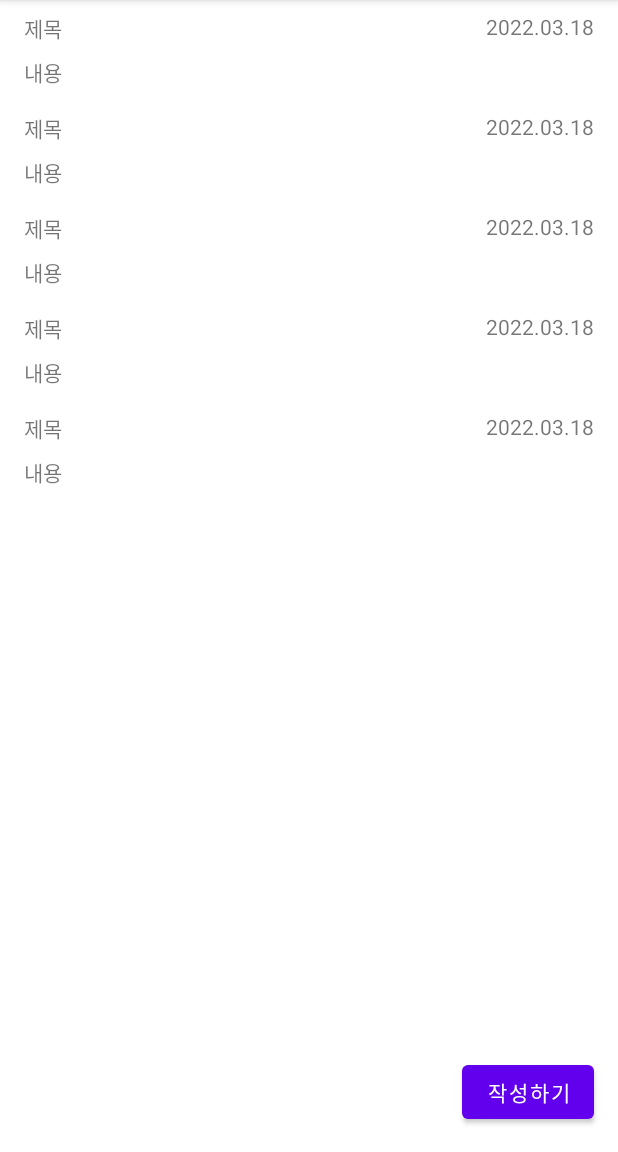
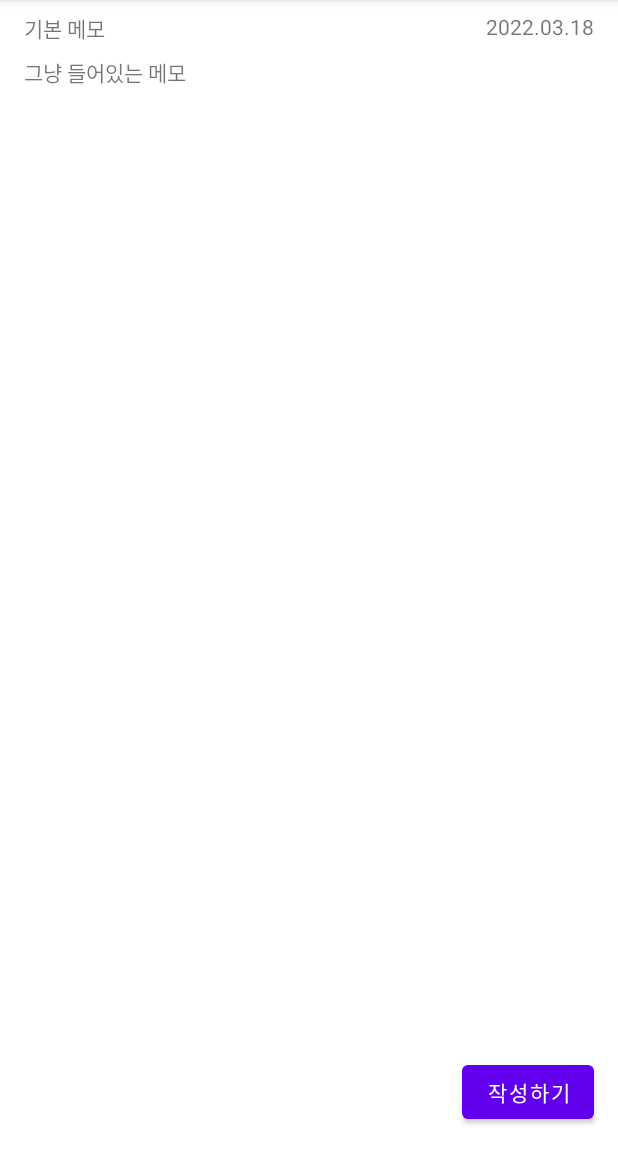
Before and after one commit to MalibinStudy/TryMVVM, an Android app: the screen it shows after launch (DiariesActivity), on a phone screen of 412 x 824 dp, the part 84-1236 px from its top. Run offline under Robolectric (Android 15) with nearby library versions, the phone set to English and light mode, and no system bars; our stand-ins replace data binding.

Commit message:
메모리디비 연동

```diff
--- /dev/null
+++ b/app/src/main/java/com/malibin/study/trying/mvvm/data/DiaryMemory.kt
@@ -0,0 +1,22 @@
+package com.malibin.study.trying.mvvm.data
+
+import com.malibin.study.trying.mvvm.domain.Diary
+import java.util.*
+
+object DiaryMemory {
+    private val diaries: MutableMap<String, Diary> = mutableMapOf(
+        "first" to Diary("first", "기본 메모", "그냥 들어있는 메모", Date())
+    )
+
+    fun saveDiary(diary: Diary) {
+        diaries[diary.id] = diary
+    }
+
+    fun getDiary(id: String): Diary {
+        return diaries[id] ?: error("cannot find diary id of $id")
+    }
+
+    fun getAllDiaries(): List<Diary> {
+        return diaries.map { it.value }
+    }
+}
--- a/app/src/main/java/com/malibin/study/trying/mvvm/presentation/diary/DiariesActivity.kt
+++ b/app/src/main/java/com/malibin/study/trying/mvvm/presentation/diary/DiariesActivity.kt
@@ -8,10 +8,10 @@ import androidx.activity.result.ActivityResult
 import androidx.activity.result.ActivityResultLauncher
 import androidx.activity.result.contract.ActivityResultContracts
 import androidx.appcompat.app.AppCompatActivity
+import com.malibin.study.trying.mvvm.data.DiaryMemory
 import com.malibin.study.trying.mvvm.databinding.ActivityDiariesBinding
 import com.malibin.study.trying.mvvm.domain.Diary
 import com.malibin.study.trying.mvvm.presentation.diary.edit.EditDiaryActivity
-import java.util.*
 
 class DiariesActivity : AppCompatActivity() {
 
@@ -28,8 +28,12 @@ class DiariesActivity : AppCompatActivity() {
                 onEditMemoFinished(it)
             }
         initView()
+    }
 
-        diariesAdapter.submitList(STUB_DIARIES)
+    override fun onResume() {
+        super.onResume()
+
+        diariesAdapter.submitList(DiaryMemory.getAllDiaries())
     }
 
     private fun initView() {
@@ -62,13 +66,13 @@ class DiariesActivity : AppCompatActivity() {
         Toast.makeText(this, message, Toast.LENGTH_SHORT).show()
     }
 
-    companion object {
-        val STUB_DIARIES = listOf(
-            Diary("0", "제목", "내용", Date()),
-            Diary("1", "제목", "내용", Date()),
-            Diary("2", "제목", "내용", Date()),
-            Diary("3", "제목", "내용", Date()),
-            Diary("4", "제목", "내용", Date()),
-        )
-    }
+//    companion object {
+//        val STUB_DIARIES = listOf(
+//            Diary("0", "제목", "내용", Date()),
+//            Diary("1", "제목", "내용", Date()),
+//            Diary("2", "제목", "내용", Date()),
+//            Diary("3", "제목", "내용", Date()),
+//            Diary("4", "제목", "내용", Date()),
+//        )
+//    }
 }
--- a/app/src/main/res/layout/activity_edit_diary.xml
+++ b/app/src/main/res/layout/activity_edit_diary.xml
@@ -6,7 +6,7 @@
     <data>
 
         <variable
-            name="memo"
+            name="diary"
             type="com.malibin.study.trying.mvvm.domain.Diary" />
     </data>
 
```
Also changed, not shown: app/src/main/java/com/malibin/study/trying/mvvm/presentation/diary/edit/EditDiaryActivity.kt (+23 -0 lines).
